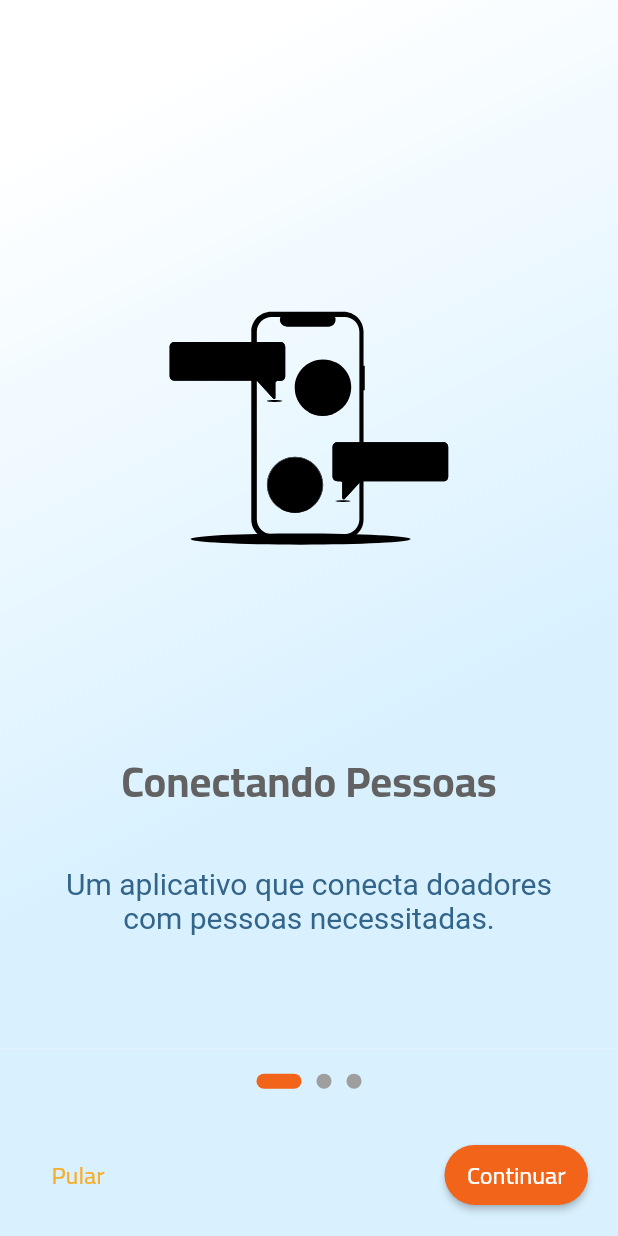
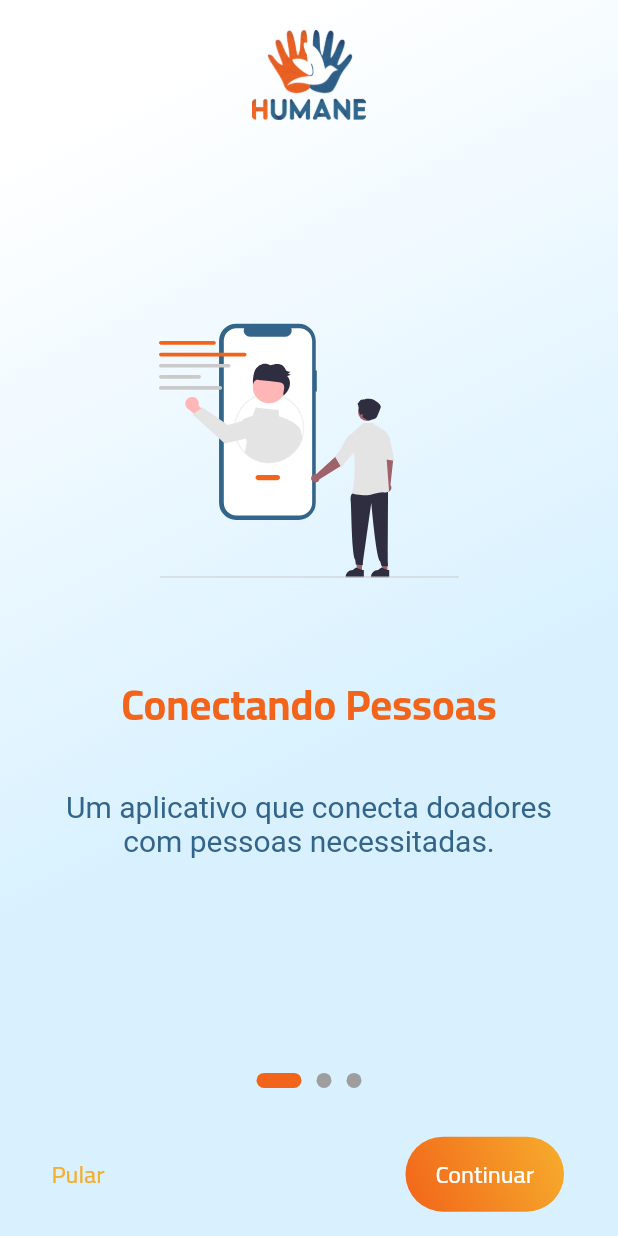
Before and after one commit to dxferraz/humane, a Flutter app: the screen it shows after launch, on a phone screen of 412 x 824 dp. Run offline on Flutter 3.47's test engine with Material 2 defaults, Android fonts, the phone set to English and light mode, and no system bars; drawn by our look-alikes of smooth_page_indicator; our stand-ins replace bloc, dartz, data_connection_checker, equatable, flutter_bloc, flutter_dotenv and 7 more; missing offline and left inert: circular_bottom_navigation; Roboto replaces fonts that are missing (Ubuntu); project files that could hold a hidden picture were left out.

Commit message:
Intro finished

```diff
--- a/client/lib/app.dart
+++ b/client/lib/app.dart
@@ -1,11 +1,13 @@
 import 'package:flutter/material.dart';
 import 'package:flutter/services.dart';
 import 'package:flutter_dotenv/flutter_dotenv.dart';
-import 'package:humane/Utils/constants.dart';
+import 'package:humane/Utils/colors.dart';
 import 'package:humane/routes.dart';
 
 class HumaneApp extends StatelessWidget {
-  const HumaneApp({Key? key}) : super(key: key);
+  const HumaneApp({Key? key, required this.showHome}) : super(key: key);
+
+  final bool showHome;
 
   @override
   Widget build(BuildContext context) {
@@ -26,7 +28,7 @@ class HumaneApp extends StatelessWidget {
             primaryColor: appDarkOrange,
             secondaryHeaderColor: appDarkBlue,
             fontFamily: "Cairo"),
-        initialRoute: 'intro',
+        initialRoute: showHome ? 'signUp' : 'intro',
         routes: routes,
       ),
     );
--- a/client/lib/features/intro/intro.dart
+++ /dev/null
@@ -1,135 +0,0 @@
-import 'package:flutter/material.dart';
-import 'package:humane/Utils/constants.dart';
-import 'package:humane/features/intro/pages.dart';
-import 'package:smooth_page_indicator/smooth_page_indicator.dart';
-
-class IntroPage extends StatefulWidget {
-  const IntroPage({Key? key}) : super(key: key);
-
-  @override
-  State<IntroPage> createState() => _IntroPageState();
-}
-
-class _IntroPageState extends State<IntroPage> {
-  final controller = PageController();
-
-  @override
-  void dispose() {
-    controller.dispose();
-    super.dispose();
-  }
-
-  @override
-  Widget build(BuildContext context) => Scaffold(
-        body: Container(
-          decoration: const BoxDecoration(
-            gradient: LinearGradient(
-              begin: Alignment.topCenter,
-              colors: [
-                Colors.white,
-                Color(0xFFD9F1FF),
-              ],
-            ),
-          ),
-          padding: const EdgeInsets.only(bottom: 125, top: 70),
-          child: PageView(
-            controller: controller,
-            children: [
-              introPage(
-                urlImage: 'assets/images/chatIllustration.svg',
-                title: 'Conectando Pessoas',
-                subtitle:
-                    'Um aplicativo que conecta doadores com pessoas necessitadas.',
-              ),
-              introPage(
-                urlImage: 'assets/images/donation.png',
-                title: 'Doe qualquer coisa',
-                subtitle:
-                    'Através do aplicativo é possível doar roupas, móveis e qualquer objeto!',
-              ),
-              introPage(
-                urlImage: 'assets/images/login.png',
-                title: 'Faça o login',
-                subtitle: '',
-              ),
-            ],
-          ),
-        ),
-        bottomSheet: Container(
-          color: const Color(0xFFD9F1FF),
-          padding: const EdgeInsets.symmetric(horizontal: 20),
-          height: 125,
-          child: Column(
-            mainAxisAlignment: MainAxisAlignment.spaceAround,
-            children: [
-              Row(
-                mainAxisAlignment: MainAxisAlignment.center,
-                children: [
-                  Center(
-                    child: SmoothPageIndicator(
-                      controller: controller,
-                      count: 3,
-                      effect: const ExpandingDotsEffect(
-                        dotHeight: 10,
-                        dotWidth: 10,
-                        spacing: 10,
-                        dotColor: Colors.grey,
-                        activeDotColor: appDarkOrange,
-                      ),
-                      onDotClicked: (index) => controller.animateToPage(index,
-                          duration: const Duration(milliseconds: 500),
-                          curve: Curves.easeIn),
-                    ),
-                  ),
-                ],
-              ),
-              Row(
-                mainAxisAlignment: MainAxisAlignment.spaceBetween,
-                children: [
-                  TextButton(
-                    onPressed: () => controller.jumpToPage(2),
-                    child: const Text(
-                      'Pular',
-                      style: TextStyle(
-                        color: appLightOrange,
-                        fontFamily: 'Cairo',
-                        fontSize: 16,
-                      ),
-                    ),
-                  ),
-                  ElevatedButton(
-                    style: ButtonStyle(
-                      shape: MaterialStateProperty.all<RoundedRectangleBorder>(
-                        RoundedRectangleBorder(
-                          borderRadius: BorderRadius.circular(30),
-                        ),
-                      ),
-                      padding: MaterialStateProperty.all<EdgeInsets>(
-                        const EdgeInsets.only(
-                          bottom: 5,
-                          right: 15,
-                          top: 5,
-                          left: 15,
-                        ),
-                      ),
-                      backgroundColor:
-                          MaterialStateProperty.all<Color>(appDarkOrange),
-                    ),
-                    onPressed: () => controller.nextPage(
-                        duration: const Duration(milliseconds: 500),
-                        curve: Curves.easeInOut),
-                    child: const Text(
-                      'Continuar',
-                      style: TextStyle(
-                        fontFamily: 'Cairo',
-                        fontSize: 16,
-                      ),
-                    ),
-                  ),
-                ],
-              ),
-            ],
-          ),
-        ),
-      );
-}
--- /dev/null
+++ b/client/lib/features/intro/presentation/intro.dart
@@ -0,0 +1,162 @@
+import 'package:flutter/material.dart';
+import 'package:humane/Utils/colors.dart';
+import 'package:humane/features/intro/presentation/pages.dart';
+import 'package:humane/shared_components/GradientButton.dart';
+import 'package:shared_preferences/shared_preferences.dart';
+import 'package:smooth_page_indicator/smooth_page_indicator.dart';
+
+class IntroPage extends StatefulWidget {
+  const IntroPage({Key? key}) : super(key: key);
+
+  @override
+  State<IntroPage> createState() => _IntroPageState();
+}
+
+class _IntroPageState extends State<IntroPage> {
+  final controller = PageController();
+
+  @override
+  void dispose() {
+    controller.dispose();
+    super.dispose();
+  }
+
+  bool isLastPage = false;
+
+  @override
+  Widget build(BuildContext context) {
+    return Scaffold(
+      body: Stack(
+        children: [
+          Container(
+            decoration: const BoxDecoration(
+              gradient: LinearGradient(
+                begin: Alignment.topCenter,
+                colors: [
+                  Colors.white,
+                  Color(0xFFD9F1FF),
+                ],
+              ),
+            ),
+            padding: const EdgeInsets.only(bottom: 125),
+            child: PageView(
+              controller: controller,
+              onPageChanged: (index) {
+                setState(() {
+                  isLastPage = index == 2;
+                });
+              },
+              children: [
+                introPage(
+                  context: context,
+                  urlImage: 'assets/images/connectIllustration.svg',
+                  title: 'Conectando Pessoas',
+                  subtitle:
+                      'Um aplicativo que conecta doadores com pessoas necessitadas.',
+                ),
+                introPage(
+                  context: context,
+                  urlImage: 'assets/images/donationIllustration.svg',
+                  title: 'Doe qualquer coisa',
+                  subtitle:
+                      'Através do aplicativo é possível doar roupas, móveis e qualquer objeto!',
+                ),
+                introPage(
+                  context: context,
+                  urlImage: 'assets/images/developerIllustration.svg',
+                  title: 'Seja um parceiro!',
+                  subtitle:
+                      'Ajude os nossos desenvolvedores a manter este aplicativo com a sua doação!',
+                ),
+              ],
+            ),
+          ),
+          Container(
+            padding: const EdgeInsets.only(top: 20),
+            height: 80,
+            child: Image.asset(
+              'assets/images/humaneLogo.png',
+              width: double.infinity,
+            ),
+          ),
+          Positioned(
+            bottom: 0,
+            child: Container(
+              width: MediaQuery.of(context).size.width,
+              color: const Color(0xFFD9F1FF),
+              padding: const EdgeInsets.symmetric(horizontal: 20),
+              height: 125,
+              child: Column(
+                mainAxisAlignment: MainAxisAlignment.spaceAround,
+                children: [
+                  Row(
+                    mainAxisAlignment: MainAxisAlignment.center,
+                    children: [
+                      Center(
+                        child: SmoothPageIndicator(
+                          controller: controller,
+                          count: 3,
+                          effect: const ExpandingDotsEffect(
+                            dotHeight: 10,
+                            dotWidth: 10,
+                            spacing: 10,
+                            dotColor: Colors.grey,
+                            activeDotColor: appDarkOrange,
+                          ),
+                          onDotClicked: (index) => controller.animateToPage(
+                            index,
+                            duration: const Duration(milliseconds: 500),
+                            curve: Curves.easeIn,
+                          ),
+                        ),
+                      ),
+                    ],
+                  ),
+                  Row(
+                    mainAxisAlignment: MainAxisAlignment.spaceBetween,
+                    children: [
+                      TextButton(
+                        onPressed: () => Navigator.pushNamed(context, 'signUp'),
+                        child: const Text(
+                          'Pular',
+                          style: TextStyle(
+                            color: appLightOrange,
+                            fontFamily: 'Cairo',
+                            fontSize: 16,
+                          ),
+                        ),
+                      ),
+                      isLastPage
+                          ? GradientButton(
+                              onPressed: () async {
+                                final prefs =
+                                    await SharedPreferences.getInstance();
+                                prefs.setBool('showHome', true);
+                                Navigator.pushNamed(context, 'signUp');
+                              },
+                              text: 'Fazer Login',
+                              bottomLeftColor: appDarkOrange,
+                              topRightColor: appLightOrange,
+                            )
+                          : GradientButton(
+                              onPressed: () {
+                                controller.nextPage(
+                                  duration: const Duration(milliseconds: 500),
+                                  curve: Curves.fastOutSlowIn,
+                                );
+                              },
+                              text: 'Continuar',
+                              bottomLeftColor: appDarkOrange,
+                              topRightColor: appLightOrange,
+                            ),
+                    ],
+                  ),
+                ],
+              ),
+            ),
+          ),
+        ],
+      ),
+    );
+  }
+}
--- a/client/lib/features/intro/pages.dart
+++ b/client/lib/features/intro/presentation/pages.dart
@@ -1,9 +1,10 @@
-import 'package:flutter/material.dart';
+import 'package:flutter/material.dart' hide Title;
 import 'package:flutter_svg/flutter_svg.dart';
-import 'package:humane/Utils/constants.dart';
-import 'package:websafe_svg/websafe_svg.dart';
+import 'package:humane/Utils/colors.dart';
+import 'package:humane/shared_components/Title.dart';
 
 Widget introPage({
+  required BuildContext context,
   required String urlImage,
   required String title,
   required String subtitle,
@@ -11,22 +12,17 @@ Widget introPage({
     Column(
       mainAxisAlignment: MainAxisAlignment.center,
       children: [
+        const SizedBox(height: 60),
         SizedBox(
-          height: 300,
+          height: MediaQuery.of(context).size.height * 0.3,
           child: SvgPicture.asset(
             urlImage,
-            width: 300,
+            width: 200,
           ),
         ),
-        const SizedBox(height: 60),
-        Text(
-          title,
-          style: const TextStyle(
-            color: appGrey,
-            fontFamily: 'Cairo',
-            fontSize: 28,
-            fontWeight: FontWeight.w700,
-          ),
+        const SizedBox(height: 20),
+        Title(
+          text: title,
         ),
         const SizedBox(height: 20),
         Container(
--- a/client/lib/main.dart
+++ b/client/lib/main.dart
@@ -1,13 +1,15 @@
 import 'package:flutter/material.dart';
 import 'package:flutter_dotenv/flutter_dotenv.dart';
 import 'package:humane/core/injection/injection.dart';
+import 'package:shared_preferences/shared_preferences.dart';
 import 'app.dart';
 
 Future<void> main() async {
   // TODO: Create cmd to change env on package.json
   // Init environment variables
   await dotenv.load(fileName: '.env.dev');
-
+  final prefs = await SharedPreferences.getInstance();
+  final showHome = prefs.getBool('showHome') ?? false;
   setup();
-  runApp(HumaneApp());
+  runApp(HumaneApp(showHome: showHome));
 }
--- a/client/lib/routes.dart
+++ b/client/lib/routes.dart
@@ -1,8 +1,8 @@
 import 'package:flutter/material.dart';
-import 'package:humane/features/intro/intro.dart';
 import 'features/authentication/presentation/pages/forgotPassword.dart';
 import 'features/authentication/presentation/pages/signIn.dart';
 import 'features/authentication/presentation/pages/signUp.dart';
+import 'features/intro/presentation/intro.dart';
 
 final routes = {
   'intro': (BuildContext context) => const IntroPage(),
--- /dev/null
+++ b/client/lib/shared_components/GradientButton.dart
@@ -0,0 +1,51 @@
+// ignore_for_file: file_names
+import 'package:flutter/material.dart';
+
+class GradientButton extends StatelessWidget {
+  final VoidCallback onPressed;
+  final String text;
+  final Color bottomLeftColor;
+  final Color topRightColor;
+
+  const GradientButton({
+    Key? key,
+    required this.onPressed,
+    required this.text,
+    required this.bottomLeftColor,
+    required this.topRightColor,
+  }) : super(key: key);
+
+  @override
+  Widget build(BuildContext context) {
+    return ElevatedButton(
+      style: ButtonStyle(
+        backgroundColor: MaterialStateProperty.all(Colors.transparent),
+        elevation: MaterialStateProperty.all(0),
+      ),
+      onPressed: onPressed,
+      child: Container(
+        decoration: BoxDecoration(
+          gradient: LinearGradient(
+            begin: Alignment.topRight,
+            end: Alignment.bottomLeft,
+            colors: <Color>[
+              topRightColor,
+              bottomLeftColor,
+            ],
+          ),
+          borderRadius: const BorderRadius.all(
+            Radius.circular(30),
+          ),
+        ),
+        padding: const EdgeInsets.fromLTRB(20, 10, 20, 10),
+        child: Text(
+          text,
+          style: /*ButtonTextStyle()*/ const TextStyle(
+            fontFamily: 'Cairo',
+            fontSize: 16,
+          ),
+        ),
+      ),
+    );
+  }
+}
--- a/client/lib/shared_components/Title.dart
+++ b/client/lib/shared_components/Title.dart
@@ -1,4 +1,5 @@
 import 'package:flutter/material.dart';
+import 'package:humane/Utils/colors.dart';
 
 class Title extends StatelessWidget {
   String text;
@@ -7,15 +8,28 @@ class Title extends StatelessWidget {
   TextAlign align;
   EdgeInsets padding = const EdgeInsets.all(0);
 
-  Title({required this.text, this.size = 30, this.align = TextAlign.start, this.color});
+  Title(
+      {Key? key,
+      required this.text,
+      this.size = 30,
+      this.align = TextAlign.start,
+      this.color})
+      : super(key: key);
 
   @override
   Widget build(BuildContext context) {
     return Container(
       padding: padding,
-      child: Text(text,
-          textAlign: align,
-          style: TextStyle(fontSize: size, fontFamily: "LEMONMILK-bold", color: color ?? Theme.of(context).secondaryHeaderColor)),
+      child: Text(
+        text,
+        textAlign: align,
+        style: TextStyle(
+          color: color ?? appDarkOrange,
+          fontFamily: 'Cairo',
+          fontSize: 28,
+          fontWeight: FontWeight.w700,
+        ),
+      ),
     );
   }
 }
--- a/client/pubspec.yaml
+++ b/client/pubspec.yaml
@@ -38,6 +38,8 @@ dependencies:
   data_connection_checker: ^0.3.4
   smooth_page_indicator: ^1.0.0+2
   websafe_svg: ^2.1.1
+  rive: ^0.7.22
+  shared_preferences: ^2.0.12
 
 dev_dependencies:
   flutter_test:
```
Also changed, not shown: client/assets/images/SVG/Ativo 1.svg (added), client/assets/images/chat.png (deleted), client/assets/images/chatIllustration.png (deleted), client/assets/images/chatIllustration.svg (deleted), client/assets/images/connectIllustration.svg (added), client/assets/images/developerIllustration.svg (added), client/assets/images/donation.png (deleted), client/assets/images/donationIllustration.svg (added), client/assets/images/login.png (deleted), client/lib/Utils/colors.dart (renamed from client/lib/Utils/constants.dart), client/pubspec.lock.
